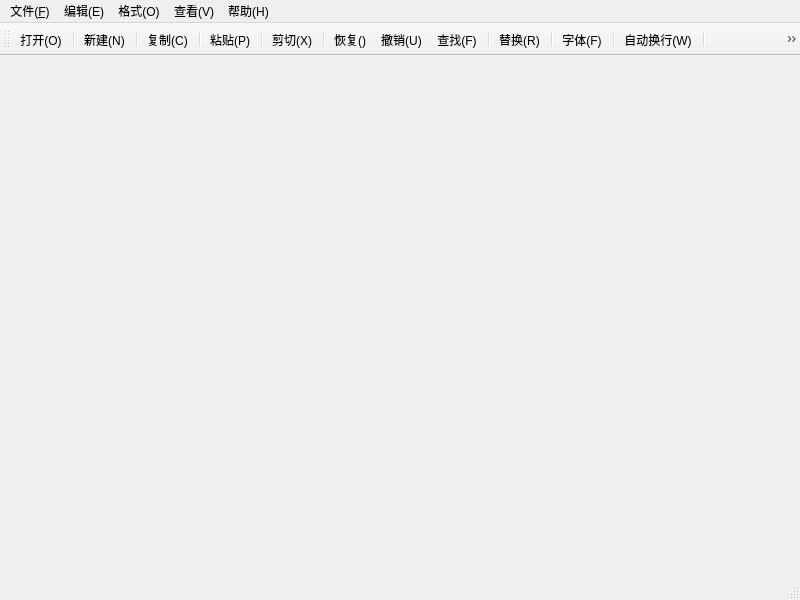
This is Lab02/mainwindow.ui in yuerbufei/QtCourse as Qt 5 draws it before an edit. The edited form follows.
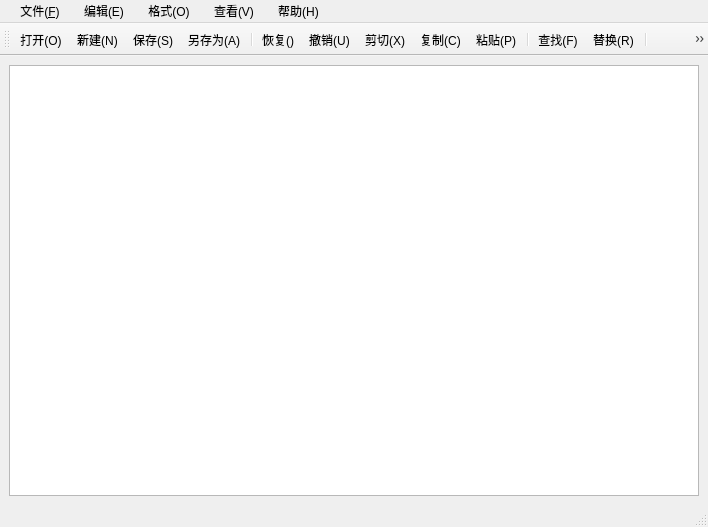
This is the edited form. Icons and pictures are not drawn.

Commit message: UI界面布局与设计，设计菜单和工具栏，QTextEdit控件

What changed in the file:
```diff
--- a/Lab02/mainwindow.ui
+++ b/Lab02/mainwindow.ui
@@ -6,26 +6,46 @@
    <rect>
     <x>0</x>
     <y>0</y>
-    <width>800</width>
-    <height>600</height>
+    <width>708</width>
+    <height>527</height>
    </rect>
   </property>
   <property name="windowTitle">
    <string>MainWindow</string>
   </property>
-  <widget class="QWidget" name="centralwidget"/>
+  <widget class="QWidget" name="centralwidget">
+   <layout class="QHBoxLayout" name="horizontalLayout">
+    <item>
+     <widget class="QTextEdit" name="textEdit">
+      <property name="documentTitle">
+       <string/>
+      </property>
+      <property name="html">
+       <string>&lt;!DOCTYPE HTML PUBLIC &quot;-//W3C//DTD HTML 4.0//EN&quot; &quot;http://www.w3.org/TR/REC-html40/strict.dtd&quot;&gt;
+&lt;html&gt;&lt;head&gt;&lt;meta name=&quot;qrichtext&quot; content=&quot;1&quot; /&gt;&lt;meta charset=&quot;utf-8&quot; /&gt;&lt;style type=&quot;text/css&quot;&gt;
+p, li { white-space: pre-wrap; }
+hr { height: 1px; border-width: 0; }
+li.unchecked::marker { content: &quot;\2610&quot;; }
+li.checked::marker { content: &quot;\2612&quot;; }
+&lt;/style&gt;&lt;/head&gt;&lt;body style=&quot; font-family:'Microsoft YaHei UI'; font-size:9pt; font-weight:400; font-style:normal;&quot;&gt;
+&lt;p style=&quot;-qt-paragraph-type:empty; margin-top:0px; margin-bottom:0px; margin-left:0px; margin-right:0px; -qt-block-indent:0; text-indent:0px;&quot;&gt;&lt;br /&gt;&lt;/p&gt;&lt;/body&gt;&lt;/html&gt;</string>
+      </property>
+     </widget>
+    </item>
+   </layout>
+  </widget>
   <widget class="QMenuBar" name="menubar">
    <property name="geometry">
     <rect>
      <x>0</x>
      <y>0</y>
-     <width>800</width>
-     <height>24</height>
+     <width>708</width>
+     <height>17</height>
     </rect>
    </property>
    <widget class="QMenu" name="menu">
     <property name="title">
-     <string>文件(&amp;F)</string>
+     <string>   文件(&amp;F)</string>
     </property>
     <addaction name="actionOpen"/>
     <addaction name="actionNew"/>
@@ -36,7 +56,7 @@
    </widget>
    <widget class="QMenu" name="menu_E">
     <property name="title">
-     <string>编辑(E)</string>
+     <string>   编辑(E)</string>
     </property>
     <addaction name="actionUndo"/>
     <addaction name="actionRedo"/>
@@ -51,7 +71,7 @@
    </widget>
    <widget class="QMenu" name="menu_O">
     <property name="title">
-     <string>格式(O)</string>
+     <string>   格式(O)</string>
     </property>
     <addaction name="actionWrap"/>
     <addaction name="actionDisplayLineNumber"/>
@@ -63,14 +83,14 @@
    </widget>
    <widget class="QMenu" name="menu_V">
     <property name="title">
-     <string>查看(V)</string>
+     <string>   查看(V)</string>
     </property>
     <addaction name="actionToolBar"/>
     <addaction name="actionStatus"/>
    </widget>
    <widget class="QMenu" name="menu_H">
     <property name="title">
-     <string>帮助(H)</string>
+     <string>   帮助(H)</string>
     </property>
     <addaction name="actionAbout"/>
    </widget>
@@ -92,33 +112,25 @@
     <bool>false</bool>
    </attribute>
    <addaction name="actionOpen"/>
-   <addaction name="separator"/>
    <addaction name="actionNew"/>
-   <addaction name="separator"/>
-   <addaction name="actionCopy"/>
-   <addaction name="separator"/>
-   <addaction name="actionPaste"/>
-   <addaction name="separator"/>
-   <addaction name="actionCut"/>
+   <addaction name="actionSave"/>
+   <addaction name="actionSaveAs"/>
    <addaction name="separator"/>
    <addaction name="actionRedo"/>
    <addaction name="actionUndo"/>
+   <addaction name="actionCut"/>
+   <addaction name="actionCopy"/>
+   <addaction name="actionPaste"/>
+   <addaction name="separator"/>
    <addaction name="actionFind"/>
-   <addaction name="separator"/>
    <addaction name="actionReplace"/>
    <addaction name="separator"/>
    <addaction name="actionFont"/>
-   <addaction name="separator"/>
-   <addaction name="actionWrap"/>
-   <addaction name="separator"/>
    <addaction name="actionDisplayLineNumber"/>
+   <addaction name="actionWrap"/>
+   <addaction name="separator"/>
    <addaction name="actionToolBar"/>
-   <addaction name="separator"/>
    <addaction name="actionStatus"/>
-   <addaction name="separator"/>
-   <addaction name="actionSelectAll"/>
-   <addaction name="actionAbout"/>
-   <addaction name="separator"/>
   </widget>
   <action name="actionNew">
    <property name="icon">
```
Left out of the diff: 2 changed lines with no effect on the pictures. The commit also changes 13 other files.
